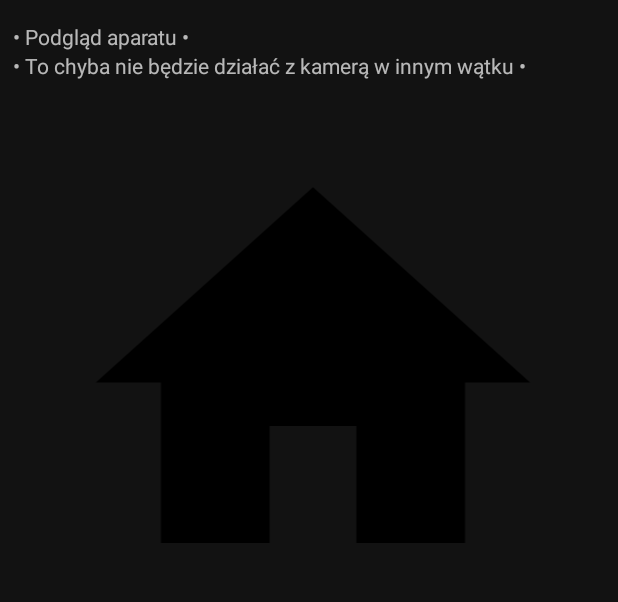
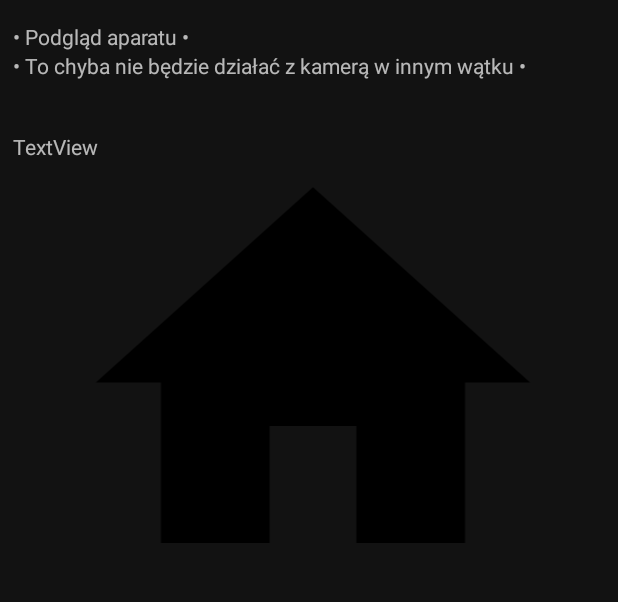
Before and after one commit to Antyradek/pinpolice, an Android app: the screen it shows after launch (MainActivity), item 2 of the bottom bar chosen, on a phone screen of 412 x 824 dp, the part 62-664 px from its top. Run offline under Robolectric (Android 15) with nearby library versions, the phone set to English and light mode, and no system bars.

Commit message:
wyświetlanie czasu klasyfikacji

```diff
--- a/app/src/main/java/pl/antyradek/pinpolice/CameraService.java
+++ b/app/src/main/java/pl/antyradek/pinpolice/CameraService.java
@@ -90,6 +90,7 @@ public class CameraService extends Service implements Camera.PreviewCallback, Lo
 
     private boolean isNNThreadRunning = false;
     private Classifier.Recognition lastNNResult;
+    long time;
 
     /** Stwarza cały serwis */
     @Override
@@ -282,6 +283,7 @@ public class CameraService extends Service implements Camera.PreviewCallback, Lo
 
         Thread t = new Thread(new Runnable() {
             public void run() {
+                long init = System.currentTimeMillis();
                 final List<Classifier.Recognition> results = classifier.recognizeImage(rotatedBitmap);
                 lastNNResult = null;
 
@@ -299,12 +301,16 @@ public class CameraService extends Service implements Camera.PreviewCallback, Lo
                         }
                     }
                 }
+                long now = System.currentTimeMillis();
+                time=now-init;
                 isNNThreadRunning = false;
             }
         });
 
         if(!isNNThreadRunning)
         {
+            if(MainActivity.czasKlasyfikacjiTextView != null)
+                MainActivity.czasKlasyfikacjiTextView.setText("Czas klasyfikacji: "+time+" ms");
             isNNThreadRunning = true;
             t.start();
         }
--- a/app/src/main/java/pl/antyradek/pinpolice/MainActivity.java
+++ b/app/src/main/java/pl/antyradek/pinpolice/MainActivity.java
@@ -26,6 +26,7 @@ public class MainActivity extends AppCompatActivity {
 
     public static ImageView imageView;
     public static TextView rozpoznanieTextView;
+    public static TextView czasKlasyfikacjiTextView;
 
     private ScrollView mainView;
     private LinearLayout mainLinearLayout;
@@ -54,8 +55,9 @@ public class MainActivity extends AppCompatActivity {
                     int width = size.x;
                     int height = size.y;
                     float tY=height*0.45f;
-
                     rozpoznanieTextView.setY(tY);
+                    czasKlasyfikacjiTextView = findViewById(R.id.textView7);
+                    czasKlasyfikacjiTextView.setY(110);
                     return true;
                 case R.id.navigation_map:
                     mainLinearLayout.addView(View.inflate(getApplicationContext(), R.layout.map, null));
--- a/app/src/main/res/layout/camera_view.xml
+++ b/app/src/main/res/layout/camera_view.xml
@@ -37,4 +37,12 @@
         android:text="Rozpoznanie:"
         tools:layout_editor_absoluteX="2dp"
         tools:layout_editor_absoluteY="512dp" />
+
+    <TextView
+        android:id="@+id/textView7"
+        android:layout_width="376dp"
+        android:layout_height="28dp"
+        android:text="TextView"
+        tools:layout_editor_absoluteX="16dp"
+        tools:layout_editor_absoluteY="109dp" />
 </android.support.constraint.ConstraintLayout>
```
